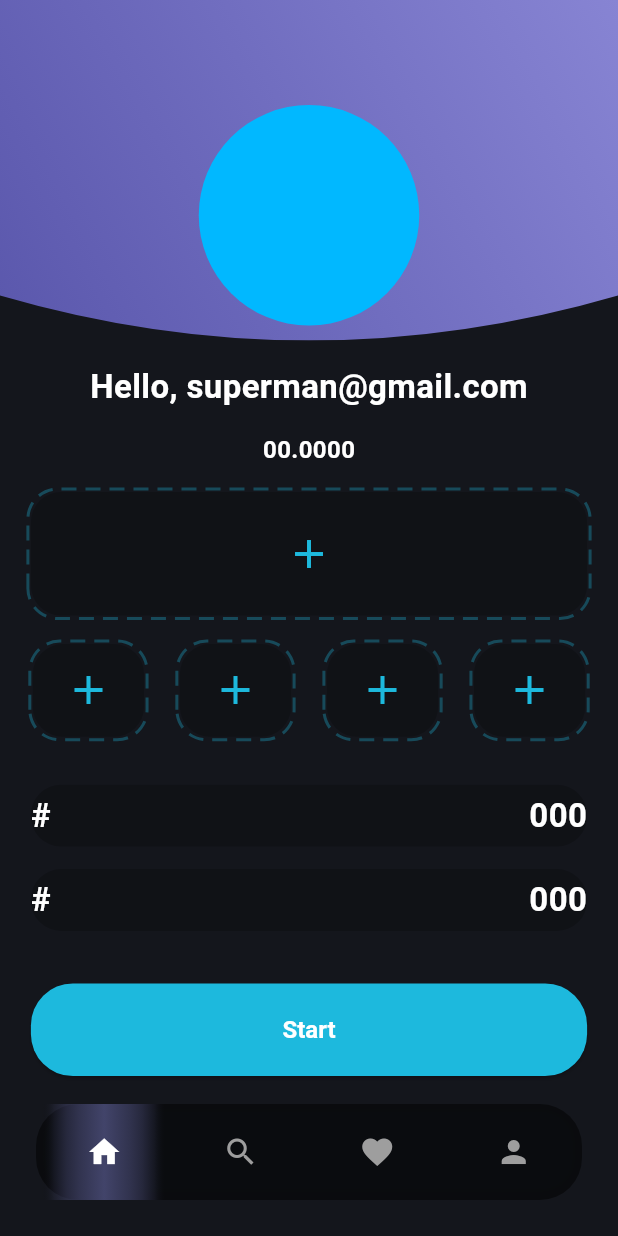
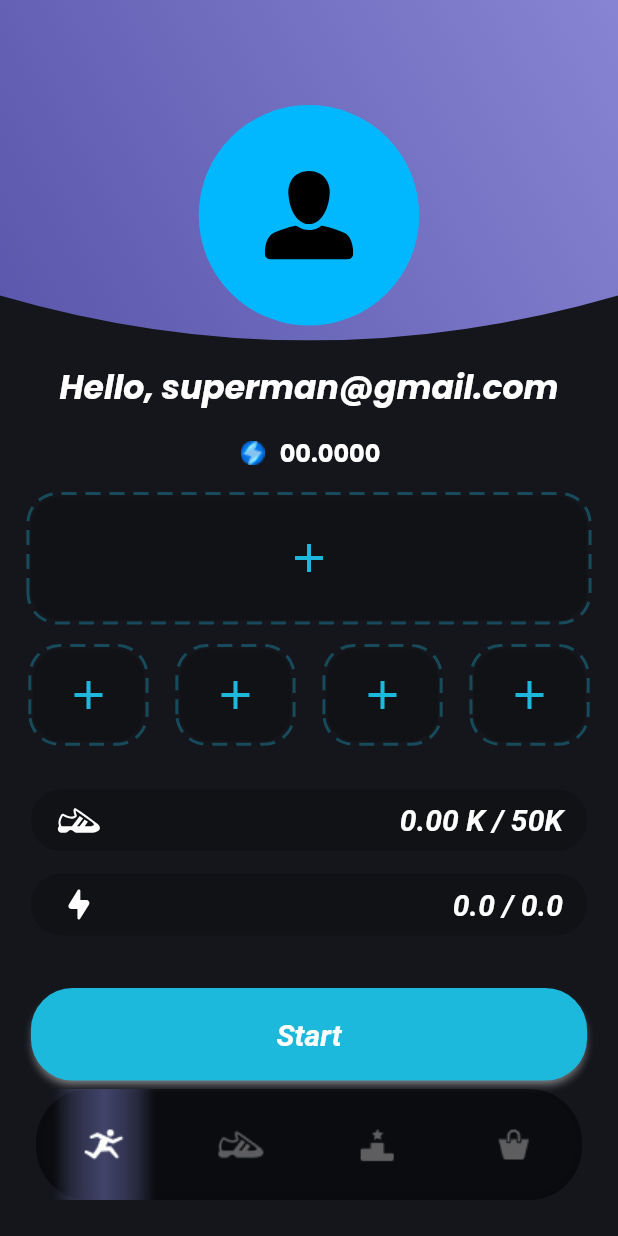
Before and after one commit to dobrunov/beautiful_app_ui, a Flutter app: the screen it shows after launch, on a phone screen of 412 x 824 dp. Run offline on Flutter 3.47's test engine with Material 2 defaults, Android fonts, the phone set to English and light mode, and no system bars; drawn by our look-alikes of dotted_border; our stand-ins replace flutter_svg; Roboto replaces fonts that are missing (Avenir).

Commit message:
added icons and fonts

```diff
--- a/lib/main.dart
+++ b/lib/main.dart
@@ -1,5 +1,6 @@
 import 'package:dotted_border/dotted_border.dart';
 import 'package:flutter/material.dart';
+import 'package:flutter_svg/flutter_svg.dart';
 
 void main() {
   runApp(const MyApp());
@@ -13,10 +14,6 @@ class MyApp extends StatelessWidget {
     return MaterialApp(
       debugShowCheckedModeBanner: false,
       title: 'Flutter Demo',
-      theme: ThemeData(
-        colorScheme: ColorScheme.fromSeed(seedColor: Colors.deepPurple),
-        useMaterial3: true,
-      ),
       home: const MyHomePage(title: 'Flutter Demo Home Page'),
     );
   }
@@ -52,10 +49,10 @@ class _MyHomePageState extends State<MyHomePage> {
           decoration: BoxDecoration(
             color: const Color.fromRGBO(0, 0, 0, 0.5),
             borderRadius: const BorderRadius.only(
-              topLeft: Radius.circular(28.0),
-              topRight: Radius.circular(28.0),
-              bottomLeft: Radius.circular(28.0),
-              bottomRight: Radius.circular(28.0),
+              topLeft: Radius.circular(35.0),
+              topRight: Radius.circular(35.0),
+              bottomLeft: Radius.circular(35.0),
+              bottomRight: Radius.circular(35.0),
             ),
             boxShadow: [
               BoxShadow(
@@ -69,10 +66,10 @@ class _MyHomePageState extends State<MyHomePage> {
           child: Row(
             mainAxisAlignment: MainAxisAlignment.spaceAround,
             children: [
-              _buildNavItem(0, Icons.home),
-              _buildNavItem(1, Icons.search),
-              _buildNavItem(2, Icons.favorite),
-              _buildNavItem(3, Icons.person),
+              _buildNavItem(0, 'assets/images/Tabbar_Main.png'),
+              _buildNavItem(1, 'assets/images/Tabbar_Inventory.png'),
+              _buildNavItem(2, 'assets/images/Tabbar_Referral.png'),
+              _buildNavItem(3, 'assets/images/Tabbar_Shop.png'),
             ],
           ),
         ),
@@ -80,7 +77,7 @@ class _MyHomePageState extends State<MyHomePage> {
     );
   }
 
-  Widget _buildNavItem(int index, IconData iconData) {
+  Widget _buildNavItem(int index, String imageLink) {
     return GestureDetector(
       onTap: () {
         setState(() {
@@ -88,11 +85,13 @@ class _MyHomePageState extends State<MyHomePage> {
         });
       },
       child: Container(
-        padding: const EdgeInsets.only(left: 30.0, top: 20.0, right: 30.0, bottom: 20.0),
+        padding: const EdgeInsets.only(left: 20.0, top: 20.0, right: 20.0, bottom: 20.0),
         decoration: _selectedIndex == index ? backlight : null,
-        child: Icon(
-          iconData,
-          color: _selectedIndex == index ? Colors.white : Colors.grey,
+        child: Image.asset(
+          imageLink,
+          width: 34,
+          height: 34,
+          color: _selectedIndex == index ? Colors.white : Color(0xff5E5E60),
         ),
       ),
     );
@@ -130,11 +129,12 @@ class HomeScreen extends StatelessWidget {
                                 ],
                               ),
                             ),
-                            child: const Padding(
+                            child: Padding(
                               padding: EdgeInsets.only(top: 70.0, bottom: 10),
                               child: CircleAvatar(
                                 backgroundColor: Color(0xff01B8FF),
                                 radius: 76.0,
+                                child: SvgPicture.asset('assets/images/OWLsgk.svg', semanticsLabel: 'Man'),
                               ),
                             ),
                           )))
@@ -145,16 +145,41 @@ class HomeScreen extends StatelessWidget {
               padding: EdgeInsets.only(top: 15.0),
               child: Text(
                 'Hello, superman@gmail.com',
-                style: TextStyle(color: Colors.white, fontSize: 22, fontWeight: FontWeight.bold),
+                style: TextStyle(
+                  color: Colors.white,
+                  fontSize: 22,
+                  fontWeight: FontWeight.bold,
+                  fontStyle: FontStyle.italic,
+                  fontFamily: 'Poppins',
+                ),
+              ),
+            ),
+            Row(
+              mainAxisAlignment: MainAxisAlignment.center,
+              children: [
+                Padding(
+                  padding: const EdgeInsets.only(right: 8.0),
+                  child: Image.asset(
+                    'assets/images/ic_coin.png',
+                    width: 20,
+                    height: 20,
                   ),
                 ),
                 const Padding(
                   padding: EdgeInsets.only(top: 15.0, bottom: 15.0),
                   child: Text(
                     '00.0000',
-                style: TextStyle(color: Colors.white, fontSize: 16, fontWeight: FontWeight.bold),
+                    style: TextStyle(
+                      color: Colors.white,
+                      fontSize: 16,
+                      fontWeight: FontWeight.bold,
+                      fontFamily: 'Poppins',
                     ),
                   ),
+                ),
+              ],
+            ),
+
             Padding(
               padding: const EdgeInsets.only(bottom: 15.0),
               child: DottedBorder(
@@ -198,7 +223,7 @@ class HomeScreen extends StatelessWidget {
                       ),
                       child: const Icon(
                         Icons.add,
-                        color: Color.fromRGBO(29, 185, 221, 1.00),
+                        color: Color.fromRGBO(29, 185, 221, 1.0),
                         size: 32,
                       ),
                     ),
@@ -275,17 +300,26 @@ class HomeScreen extends StatelessWidget {
                     color: const Color.fromRGBO(0, 0, 0, 0.2),
                     borderRadius: BorderRadius.circular(20),
                   ),
-                  child: const Row(
+                  child: Row(
                     mainAxisAlignment: MainAxisAlignment.spaceBetween,
                     children: [
-                      Text(
-                        '#',
-                        style: TextStyle(color: Colors.white, fontSize: 22, fontWeight: FontWeight.bold),
+                      Padding(
+                        padding: const EdgeInsets.only(left: 16.0),
+                        child: SvgPicture.asset('assets/images/Durability.svg', semanticsLabel: 'Durability'),
                       ),
-                      Text(
-                        '000',
-                        style: TextStyle(color: Colors.white, fontSize: 22, fontWeight: FontWeight.bold),
+                      Padding(
+                        padding: const EdgeInsets.only(right: 16.0),
+                        child: Text(
+                          '0.00 K / 50K',
+                          style: TextStyle(
+                            color: Colors.white,
+                            fontSize: 20,
+                            fontStyle: FontStyle.italic,
+                            fontWeight: FontWeight.bold,
+                            fontFamily: 'Avenir',
                           ),
+                        ),
+                      )
                     ],
                   )),
             ),
@@ -298,20 +332,30 @@ class HomeScreen extends StatelessWidget {
                     color: const Color.fromRGBO(0, 0, 0, 0.2),
                     borderRadius: BorderRadius.circular(20),
                   ),
-                  child: const Row(
+                  child: Row(
                     mainAxisAlignment: MainAxisAlignment.spaceBetween,
                     children: [
-                      Text(
-                        '#',
-                        style: TextStyle(color: Colors.white, fontSize: 22, fontWeight: FontWeight.bold),
+                      Padding(
+                        padding: const EdgeInsets.only(left: 16.0),
+                        child: SvgPicture.asset('assets/images/Power.svg', semanticsLabel: 'Power'),
                       ),
-                      Text(
-                        '000',
-                        style: TextStyle(color: Colors.white, fontSize: 22, fontWeight: FontWeight.bold),
+                      Padding(
+                        padding: const EdgeInsets.only(right: 16.0),
+                        child: Text(
+                          '0.0 / 0.0',
+                          style: TextStyle(
+                            color: Colors.white,
+                            fontSize: 20,
+                            fontStyle: FontStyle.italic,
+                            fontWeight: FontWeight.bold,
+                            fontFamily: 'Avenir',
+                          ),
+                        ),
                       ),
                     ],
                   )),
             ),
+            // START BUTTON
             Padding(
               padding: const EdgeInsets.only(top: 35.0, bottom: 15.0),
               child: SizedBox(
@@ -320,6 +364,7 @@ class HomeScreen extends StatelessWidget {
                 child: ElevatedButton(
                   onPressed: () {},
                   style: ButtonStyle(
+                    shadowColor: MaterialStateProperty.all<Color>(Colors.white),
                     backgroundColor: MaterialStateProperty.all<Color>(Color.fromRGBO(29, 185, 221, 1.00)),
                     foregroundColor: MaterialStateProperty.all<Color>(Colors.white),
                     textStyle: MaterialStateProperty.all<TextStyle>(
@@ -334,7 +379,11 @@ class HomeScreen extends StatelessWidget {
                       ),
                     ),
                   ),
-                  child: const Text('Start'),
+                  child: const Text(
+                    'Start',
+                    style:
+                        TextStyle(color: Colors.white, fontSize: 20, fontStyle: FontStyle.italic, fontFamily: 'Avenir'),
+                  ),
                 ),
               ),
             ),
```
Also changed, not shown: pubspec.yaml (+13 -6 lines), assets/fonts/Avenir-BlackOblique.ttf (added), assets/fonts/Poppins-Regular.ttf (added), assets/images/Add.svg (added), assets/images/Durability.svg (added), assets/images/OWLsgk.svg (added), assets/images/Power.svg (added), assets/images/Settings.svg (added), assets/images/Subtract.svg (added), assets/images/Tabbar_Inventory.png (added), assets/images/Tabbar_Main.png (added), assets/images/Tabbar_Referral.png (added), assets/images/Tabbar_Shop.png (added), assets/images/ic_coin.png (added), 1 more files. Lines whose indentation alone changed are shown as unchanged.
